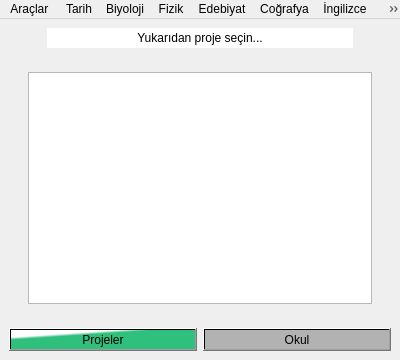
Qt form projeEkran1.ui (Sisli-Anadolu-Lisesi-Yazilim-Grubu/tubitak-sal-android) before a commit.
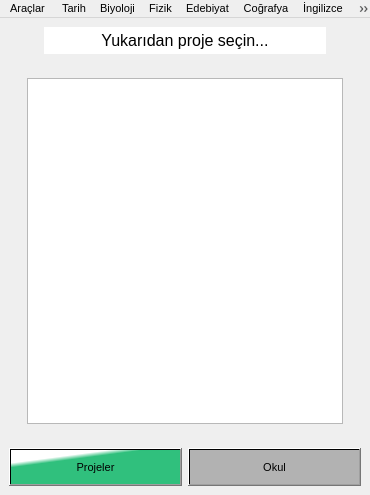
The same form after that commit. Icons and pictures are not drawn.

```diff
--- a/projeEkran1.ui
+++ b/projeEkran1.ui
@@ -6,8 +6,8 @@
    <rect>
     <x>0</x>
     <y>0</y>
-    <width>400</width>
-    <height>360</height>
+    <width>370</width>
+    <height>495</height>
    </rect>
   </property>
   <property name="sizePolicy">
@@ -18,14 +18,8 @@
   </property>
   <property name="minimumSize">
    <size>
-    <width>400</width>
-    <height>350</height>
-   </size>
-  </property>
-  <property name="maximumSize">
-   <size>
-    <width>400</width>
-    <height>360</height>
+    <width>0</width>
+    <height>0</height>
    </size>
   </property>
   <property name="baseSize">
@@ -34,6 +28,13 @@
     <height>0</height>
    </size>
   </property>
+  <property name="font">
+   <font>
+    <pointsize>8</pointsize>
+    <weight>50</weight>
+    <bold>false</bold>
+   </font>
+  </property>
   <property name="windowTitle">
    <string>TÜBİTAK 4006 ŞAL</string>
   </property>
@@ -49,7 +50,7 @@
   <widget class="QWidget" name="projeEkran1_2">
    <layout class="QVBoxLayout" name="verticalLayout_2">
     <item>
-     <layout class="QVBoxLayout" name="verticalLayout" stretch="0,0,90,0,0">
+     <layout class="QVBoxLayout" name="verticalLayout" stretch="7,0,90,0,10">
       <item>
        <layout class="QHBoxLayout" name="horizontalLayout_4" stretch="10,80,10">
         <item>
@@ -67,6 +68,15 @@
         </item>
         <item>
          <widget class="QLabel" name="baslikLabel">
+          <property name="font">
+           <font>
+            <family>MS Shell Dlg 2</family>
+            <pointsize>12</pointsize>
+            <weight>9</weight>
+            <italic>false</italic>
+            <bold>false</bold>
+           </font>
+          </property>
           <property name="layoutDirection">
            <enum>Qt::LeftToRight</enum>
           </property>
@@ -162,21 +172,15 @@
        </spacer>
       </item>
       <item>
-       <layout class="QHBoxLayout" name="horizontalLayout">
+       <layout class="QHBoxLayout" name="horizontalLayout" stretch="1,1">
         <item>
          <widget class="QPushButton" name="projelerButton1">
           <property name="sizePolicy">
-           <sizepolicy hsizetype="Preferred" vsizetype="Preferred">
+           <sizepolicy hsizetype="Expanding" vsizetype="Expanding">
             <horstretch>0</horstretch>
             <verstretch>0</verstretch>
            </sizepolicy>
           </property>
-          <property name="maximumSize">
-           <size>
-            <width>200</width>
-            <height>100</height>
-           </size>
-          </property>
           <property name="styleSheet">
            <string notr="true">background-color: qlineargradient(spread:pad, x1:0.607955, y1:0.29, x2:0.466, y2:0.0745909, stop:0.5625 rgba(48, 192, 125, 255), stop:1 rgba(255, 255, 255, 255));
 font: 14pt &quot;MS Shell Dlg 2&quot;;</string>
@@ -194,12 +198,6 @@
             <verstretch>0</verstretch>
            </sizepolicy>
           </property>
-          <property name="maximumSize">
-           <size>
-            <width>200</width>
-            <height>100</height>
-           </size>
-          </property>
           <property name="styleSheet">
            <string notr="true">background-color: qlineargradient(spread:pad, x1:0, y1:0, x2:0, y2:0, stop:1 rgba(178, 178, 178, 255));
 font: 14pt &quot;MS Shell Dlg 2&quot;;</string>
@@ -220,7 +218,7 @@
     <rect>
      <x>0</x>
      <y>0</y>
-     <width>400</width>
+     <width>370</width>
      <height>21</height>
     </rect>
    </property>
```
Left out of the diff: 58 changed lines with no effect on the pictures.
